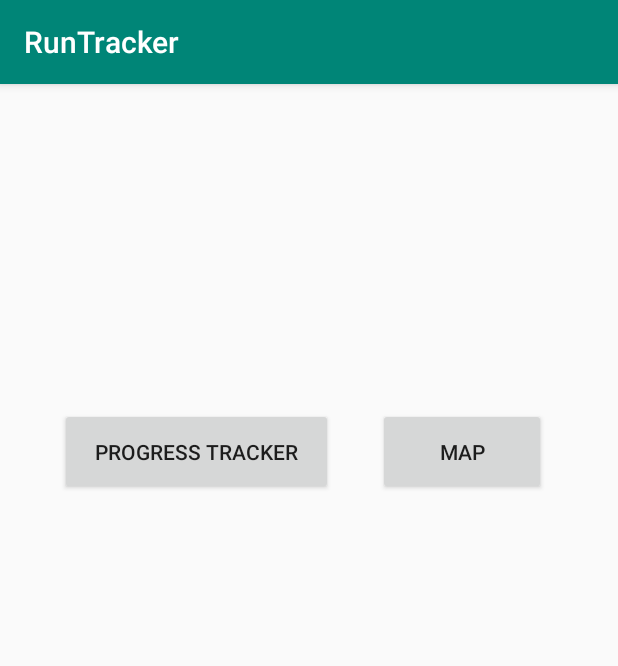
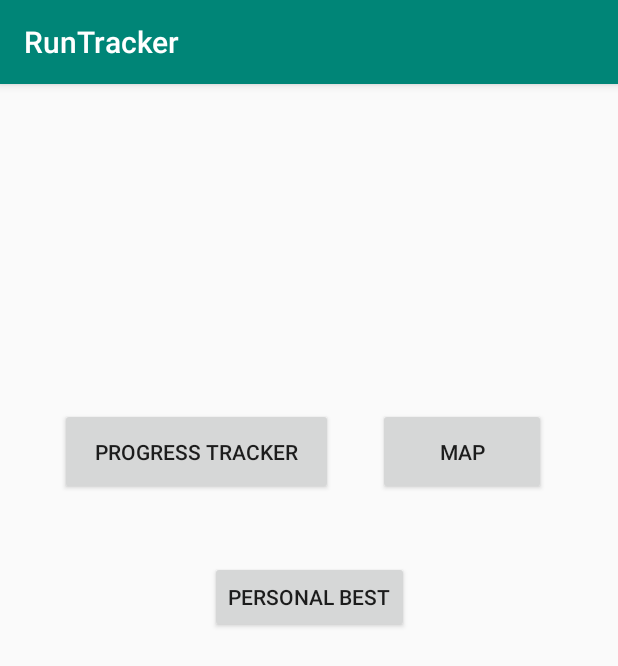
Before and after one commit to Ferdbugs/RunTrackerApp, an Android app: the screen it shows after launch (MainActivity), on a phone screen of 412 x 824 dp. Shown: the top 666 px of the screen. Run offline under Robolectric (Android 15) with nearby library versions, the phone set to English and light mode, and no system bars.

Commit message:
Personal Best Records

```diff
--- a/RunTracker/app/src/main/java/com/example/runtracker/MainActivity.java
+++ b/RunTracker/app/src/main/java/com/example/runtracker/MainActivity.java
@@ -10,7 +10,7 @@ import android.widget.Button;
 public class MainActivity extends AppCompatActivity {
 
 
-    Button Map, Progress;                                   //Main Activity buttons
+    Button Map, Progress, Stats;                                   //Main Activity buttons
 
     @Override
     protected void onCreate(Bundle savedInstanceState) {        //Initialize HomeScreen of the application
@@ -19,6 +19,7 @@ public class MainActivity extends AppCompatActivity {
 
         Map = findViewById(R.id.Map);
         Progress = findViewById(R.id.Progress);
+        Stats = findViewById(R.id.Stats);
 
         Map.setOnClickListener(new View.OnClickListener() {
             @Override
@@ -37,5 +38,14 @@ public class MainActivity extends AppCompatActivity {
                 finish();
             }
         });
+
+        Stats.setOnClickListener(new View.OnClickListener() {
+            @Override
+            public void onClick(View v) {
+                Intent HistoryIntent = new Intent(MainActivity.this, Statistics.class);     //Redirects to List of Runs
+                startActivity(HistoryIntent);
+                finish();
+            }
+        });
     }
 }
--- a/RunTracker/app/src/main/java/com/example/runtracker/Run.java
+++ b/RunTracker/app/src/main/java/com/example/runtracker/Run.java
@@ -7,6 +7,7 @@ public class Run {
     float distance;
     long duration;
     float speed;
+    float bestSpeed;
     String type;
     double initialLocationLAT;
     double initialLocationLONG;
@@ -100,4 +101,5 @@ public class Run {
     public void setFinalLocationLONG(double finalLocationLONG) {
         this.finalLocationLONG = finalLocationLONG;
     }
+
 }
--- a/RunTracker/app/src/main/java/com/example/runtracker/RunHistoryActivity.java
+++ b/RunTracker/app/src/main/java/com/example/runtracker/RunHistoryActivity.java
@@ -61,8 +61,8 @@ public class RunHistoryActivity extends AppCompatActivity {
 
             Run run = getItem(position);
             if(run!=null) {
-                holder.display_distance.setText(String.format(Locale.ENGLISH, "%d meters",run.getDuration()/1000));
-                holder.display_duration.setText(String.format(Locale.ENGLISH, "%.02f sec", run.getDistance()));
+                holder.display_distance.setText(String.format(Locale.ENGLISH, "%.02f meters",run.getDistance()));
+                holder.display_duration.setText(String.format(Locale.ENGLISH, "%d sec",run.getDuration()/1000) );
                 holder.display_speed.setText(String.format(Locale.ENGLISH, "%.02f m/s", run.getSpeed()));
             }
 
--- a/RunTracker/app/src/main/java/com/example/runtracker/RunService.java
+++ b/RunTracker/app/src/main/java/com/example/runtracker/RunService.java
@@ -35,6 +35,9 @@ public class RunService extends Service {
     NotificationManager manager;
     public float Distance;
     public long StartTime;
+    public float bestSpeed;
+    public float bestDistance;
+    public long longestRun;
 
     public Location NewLocation;
     public Location StartLocation;
--- a/RunTracker/app/src/main/res/layout/activity_main.xml
+++ b/RunTracker/app/src/main/res/layout/activity_main.xml
@@ -26,4 +26,14 @@
         app:layout_constraintEnd_toEndOf="parent"
         app:layout_constraintTop_toTopOf="parent" />
 
+    <Button
+        android:id="@+id/Stats"
+        android:layout_width="wrap_content"
+        android:layout_height="wrap_content"
+        android:layout_marginTop="44dp"
+        android:text="Personal Best"
+        app:layout_constraintEnd_toEndOf="parent"
+        app:layout_constraintStart_toStartOf="parent"
+        app:layout_constraintTop_toBottomOf="@+id/Progress" />
+
 </androidx.constraintlayout.widget.ConstraintLayout>
```
Also changed, not shown: RunTracker/app/src/main/AndroidManifest.xml (+3 -5 lines), RunTracker/app/src/main/java/com/example/runtracker/Statistics.java (added, +43 -0 lines), RunTracker/app/src/main/res/layout/activity_statistics.xml (added, +56 -0 lines).
